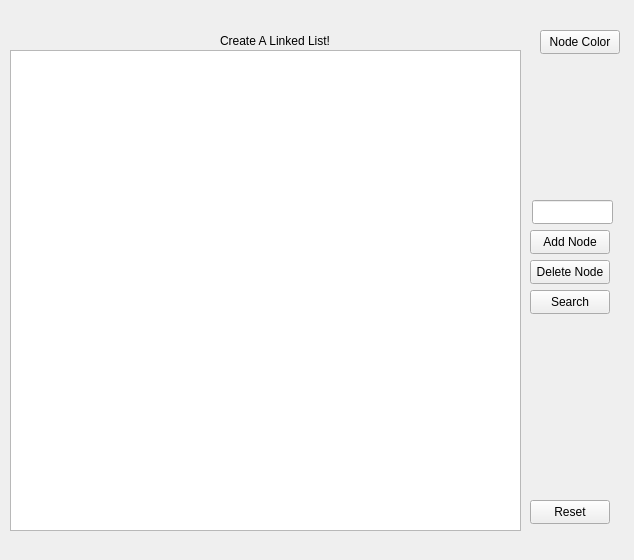
mikemertens15/DataDive, file linkedlistwidget.ui: the form before one commit.
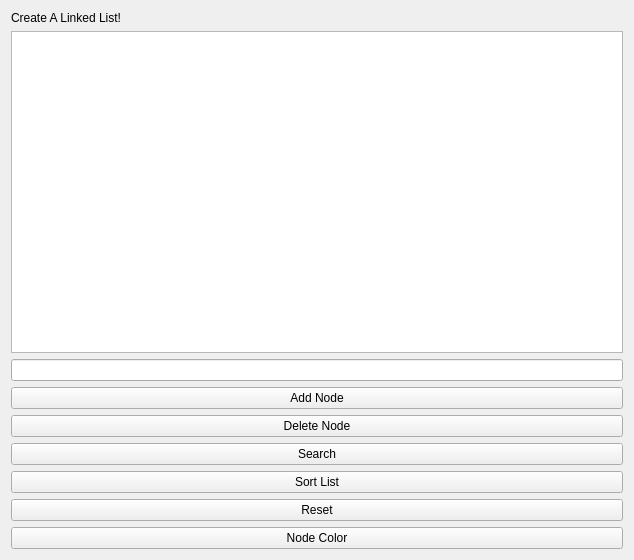
The form after the commit.

Commit message: Started sort function

Diff of the .ui file:
```diff
--- a/linkedlistwidget.ui
+++ b/linkedlistwidget.ui
@@ -13,104 +13,63 @@
   <property name="windowTitle">
    <string>Form</string>
   </property>
-  <widget class="QGraphicsView" name="graphicsView">
-   <property name="geometry">
-    <rect>
-     <x>10</x>
-     <y>50</y>
-     <width>511</width>
-     <height>481</height>
-    </rect>
-   </property>
-  </widget>
+  <layout class="QVBoxLayout" name="verticalLayout">
+   <item>
+    <widget class="QLabel" name="pageTitle">
+     <property name="text">
+      <string>Create A Linked List!</string>
+     </property>
+    </widget>
+   </item>
+   <item>
+    <widget class="QGraphicsView" name="graphicsView"/>
+   </item>
+   <item>
+    <widget class="QLineEdit" name="nodeValueInput"/>
+   </item>
+   <item>
   <widget class="QPushButton" name="addNode">
-   <property name="geometry">
-    <rect>
-     <x>530</x>
-     <y>230</y>
-     <width>80</width>
-     <height>24</height>
-    </rect>
-   </property>
    <property name="text">
     <string>Add Node</string>
    </property>
   </widget>
+   </item>
+   <item>
   <widget class="QPushButton" name="deleteNode">
-   <property name="geometry">
-    <rect>
-     <x>530</x>
-     <y>260</y>
-     <width>80</width>
-     <height>24</height>
-    </rect>
-   </property>
    <property name="text">
     <string>Delete Node</string>
    </property>
   </widget>
+   </item>
+   <item>
   <widget class="QPushButton" name="searchForNode">
-   <property name="geometry">
-    <rect>
-     <x>530</x>
-     <y>290</y>
-     <width>80</width>
-     <height>24</height>
-    </rect>
-   </property>
    <property name="text">
     <string>Search</string>
    </property>
   </widget>
+   </item>
+   <item>
+    <widget class="QPushButton" name="sortButton">
+     <property name="text">
+      <string>Sort List</string>
+     </property>
+    </widget>
+   </item>
+   <item>
   <widget class="QPushButton" name="resetButton">
-   <property name="geometry">
-    <rect>
-     <x>530</x>
-     <y>500</y>
-     <width>80</width>
-     <height>24</height>
-    </rect>
-   </property>
    <property name="text">
     <string>Reset</string>
    </property>
   </widget>
+   </item>
+   <item>
   <widget class="QPushButton" name="nodeColorButton">
-   <property name="geometry">
-    <rect>
-     <x>540</x>
-     <y>30</y>
-     <width>80</width>
-     <height>24</height>
-    </rect>
-   </property>
    <property name="text">
     <string>Node Color</string>
    </property>
   </widget>
-  <widget class="QLineEdit" name="nodeValueInput">
-   <property name="geometry">
-    <rect>
-     <x>532</x>
-     <y>200</y>
-     <width>81</width>
-     <height>24</height>
-    </rect>
-   </property>
-  </widget>
-  <widget class="QLabel" name="pageTitle">
-   <property name="geometry">
-    <rect>
-     <x>220</x>
-     <y>30</y>
-     <width>111</width>
-     <height>21</height>
-    </rect>
-   </property>
-   <property name="text">
-    <string>Create A Linked List!</string>
-   </property>
-  </widget>
+   </item>
+  </layout>
  </widget>
  <resources/>
  <connections/>
```
Lines whose indentation alone changed are shown as unchanged. The commit also changes 11 other files.
